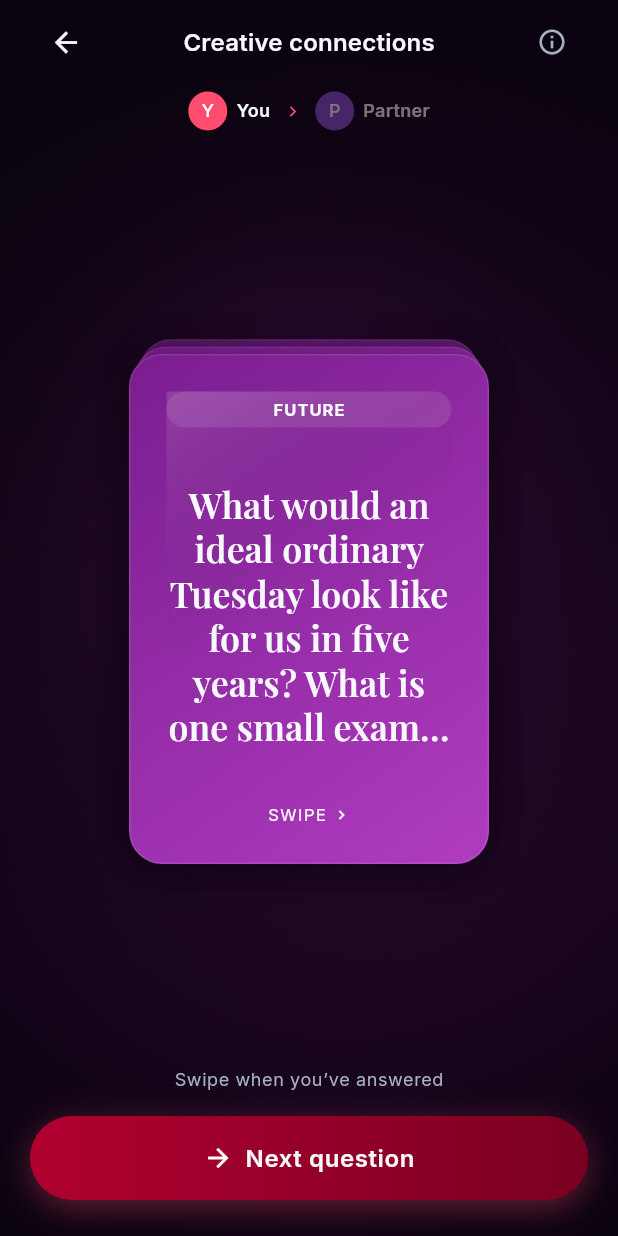
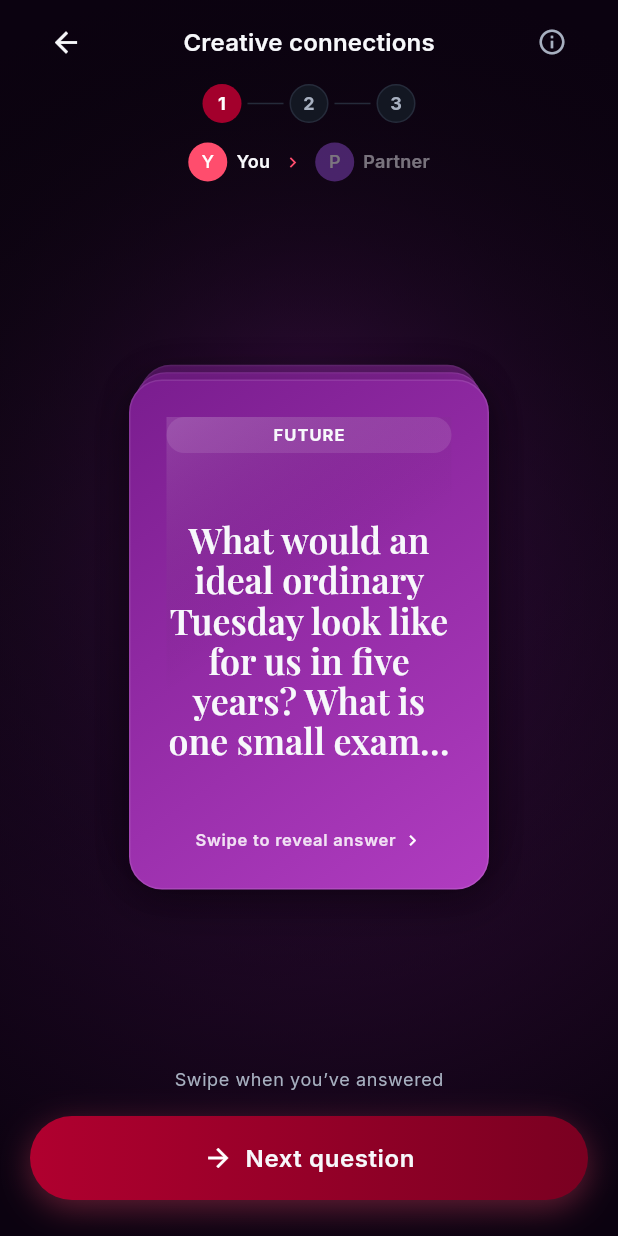
Before and after one commit to i-sifat/Veloura, a Flutter app: the CreativeConnectionsScreen screen opened by its route, on a phone screen of 412 x 824 dp. Run offline on Flutter 3.47's test engine with Material 3 defaults, Android fonts, the light colour scheme and no system bars; our stand-ins replace firebase_analytics, firebase_core, firebase_crashlytics, flutter_animate, flutter_local_notifications, flutter_riverpod and 8 more; missing offline and left inert: purchases_flutter; accounts and stored records are empty.

Commit message:
feat(conversation): wire step progress into Creative Connections screen
- stack_controller.dart: track roundPosition (1-2-3, cycling) alongside the
  existing random/no-repeat queue; purely additive, no persistence change
- creative_connections_screen.dart: render StepProgressBar above the turn
  chip bar via GameShell.progress
- question_card.dart: swap the terse "SWIPE" hint for "Swipe to reveal
  answer" (matches the approved mock) and route its spacing through tokens

```diff
--- a/lib/features/conversation/presentation/stack/creative_connections_screen.dart
+++ b/lib/features/conversation/presentation/stack/creative_connections_screen.dart
@@ -8,6 +8,7 @@ import 'package:veloura/shared/widgets/empty_state.dart';
 import 'package:veloura/shared/widgets/error_state.dart';
 import 'package:veloura/shared/widgets/game/game_shell.dart';
 import 'package:veloura/shared/widgets/game/primary_cta.dart';
+import 'package:veloura/shared/widgets/game/step_progress_bar.dart';
 import 'package:veloura/theme/app_colors.dart';
 import 'package:veloura/theme/game_tokens.dart';
 
@@ -31,6 +32,10 @@ class CreativeConnectionsScreen extends ConsumerWidget {
       data: (value) => GameShell(
         title: 'Creative connections',
         onInfo: () => _showInfo(context),
+        progress: StepProgressBar(
+          stepCount: ConversationStackController.roundLength,
+          activeStep: value.roundPosition,
+        ),
         hero: value.queue.isEmpty
             ? const EmptyState(
                 title: 'No prompts available',
--- a/lib/features/conversation/presentation/stack/stack_controller.dart
+++ b/lib/features/conversation/presentation/stack/stack_controller.dart
@@ -13,6 +13,7 @@ class ConversationStackState {
     required this.queue,
     required this.recentIds,
     this.hasAdvanced = false,
+    this.roundPosition = 1,
   });
 
   final List<ConversationItem> items;
@@ -20,17 +21,23 @@ class ConversationStackState {
   final List<String> recentIds;
   final bool hasAdvanced;
 
+  /// Decorative 1-2-3 session position shown by [StepProgressBar]. Cycles
+  /// back to 1 after 3; it does not gate or limit the underlying queue.
+  final int roundPosition;
+
   ConversationItem? get current => queue.isEmpty ? null : queue.first;
 
   ConversationStackState copyWith({
     List<ConversationItem>? queue,
     List<String>? recentIds,
     bool? hasAdvanced,
+    int? roundPosition,
   }) => ConversationStackState(
     items: items,
     queue: queue ?? this.queue,
     recentIds: recentIds ?? this.recentIds,
     hasAdvanced: hasAdvanced ?? this.hasAdvanced,
+    roundPosition: roundPosition ?? this.roundPosition,
   );
 }
 
@@ -41,6 +48,7 @@ final conversationStackRandomProvider = Provider<Random>((ref) => Random());
 class ConversationStackController extends AsyncNotifier<ConversationStackState> {
   static const queueSize = 4;
   static const recentWindow = 20;
+  static const roundLength = 3;
 
   late ConversationRepository _repository;
   late Random _random;
@@ -87,11 +95,15 @@ class ConversationStackController extends AsyncNotifier<ConversationStackState>
         recentIds: recentIds,
         existing: remaining,
       );
+      final nextPosition = current.roundPosition >= roundLength
+          ? 1
+          : current.roundPosition + 1;
       state = AsyncData(
         current.copyWith(
           queue: queue,
           recentIds: recentIds,
           hasAdvanced: true,
+          roundPosition: nextPosition,
         ),
       );
     } finally {
--- a/lib/features/conversation/presentation/stack/widgets/question_card.dart
+++ b/lib/features/conversation/presentation/stack/widgets/question_card.dart
@@ -1,5 +1,6 @@
 import 'package:flutter/material.dart';
 import 'package:veloura/features/conversation/domain/conversation_item.dart';
+import 'package:veloura/theme/app_design_tokens.dart';
 import 'package:veloura/theme/game_tokens.dart';
 
 /// Premium prompt card used by the Conversation Starters swipe stack.
@@ -17,7 +18,7 @@ class QuestionCard extends StatelessWidget {
   Widget build(BuildContext context) => Container(
     width: 240,
     height: 340,
-    padding: const EdgeInsets.all(24),
+    padding: const EdgeInsets.all(AppDesignTokens.spaceXxl),
     decoration: BoxDecoration(
       borderRadius: BorderRadius.circular(22),
       gradient: const LinearGradient(
@@ -48,7 +49,9 @@ class QuestionCard extends StatelessWidget {
               alignment: Alignment.centerLeft,
               child: Container(
                 height: 24,
-                padding: const EdgeInsets.symmetric(horizontal: 10),
+                padding: const EdgeInsets.symmetric(
+                  horizontal: AppDesignTokens.spaceMd,
+                ),
                 alignment: Alignment.center,
                 decoration: BoxDecoration(
                   color: GameTokens.glassStrong,
@@ -77,8 +80,7 @@ class QuestionCard extends StatelessWidget {
                       overflow: TextOverflow.ellipsis,
                       textAlign: TextAlign.center,
                       style: Theme.of(context).textTheme.headlineSmall?.copyWith(
-                        height: 1.25,
-                        fontWeight: FontWeight.w600,
+                        height: AppDesignTokens.lineHeightTight,
                       ),
                     ),
                   ),
@@ -89,12 +91,18 @@ class QuestionCard extends StatelessWidget {
             AnimatedOpacity(
               duration: GameTokens.fadeDuration,
               opacity: showSwipeHint ? 1 : 0,
-              child: const Row(
+              child: Row(
                 mainAxisSize: MainAxisSize.min,
                 children: [
-                  Text('SWIPE', style: TextStyle(fontSize: 11, letterSpacing: 1)),
-                  SizedBox(width: 4),
-                  Icon(Icons.chevron_right, size: 12),
+                  Text(
+                    'Swipe to reveal answer',
+                    style: Theme.of(context).textTheme.labelSmall?.copyWith(
+                      color: Colors.white.withValues(alpha: 0.85),
+                      fontWeight: FontWeight.w600,
+                    ),
+                  ),
+                  const SizedBox(width: AppDesignTokens.spaceXs),
+                  const Icon(Icons.chevron_right, size: 14, color: Colors.white),
                 ],
               ),
             ),
```
